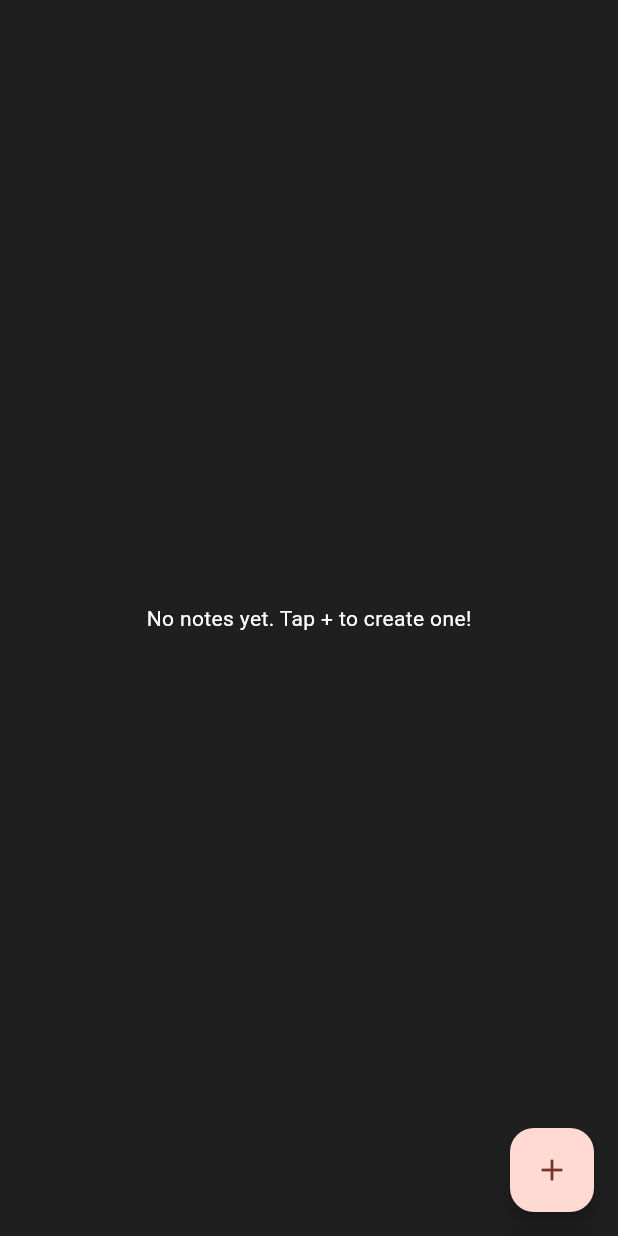
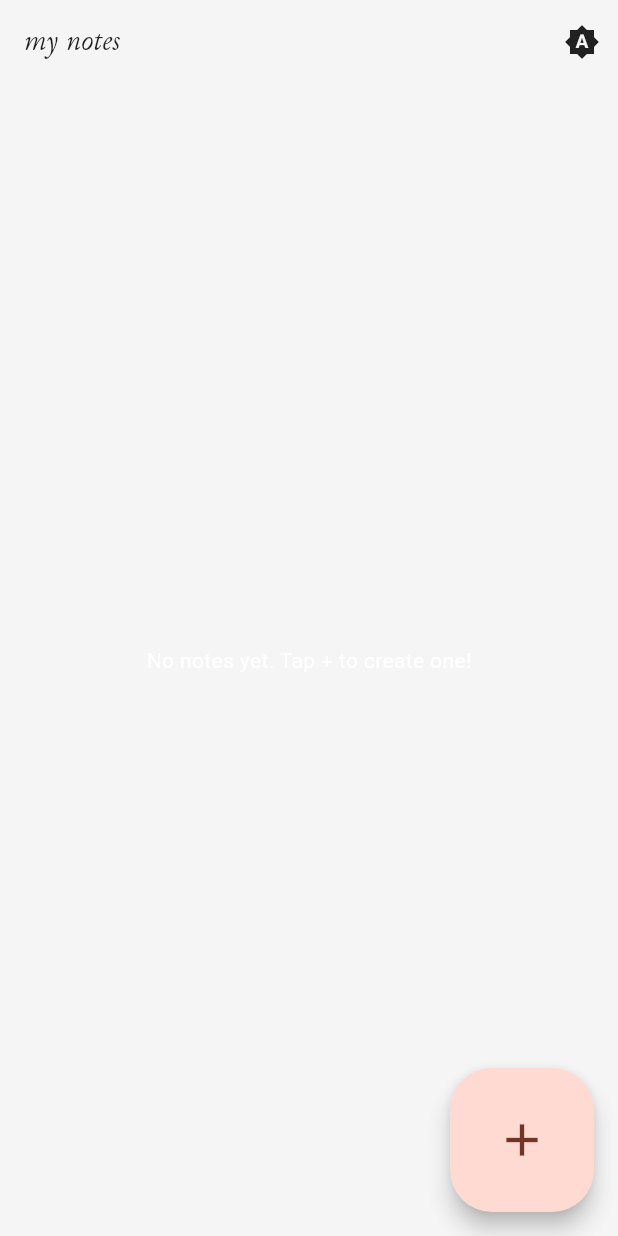
Before and after one commit to hashck404/my_notes, a Flutter app: the NotePage screen opened directly, on a phone screen of 412 x 824 dp. Run offline on Flutter 3.47's test engine with Material 3 defaults, Android fonts, the phone set to English and light mode, and no system bars; our stand-ins replace cloud_firestore, either_dart, firebase_auth, firebase_core, flutter_riverpod, fluttertoast and 7 more; missing offline and left inert: flutter_quill; accounts and stored records are empty.

Commit message:
feat: add theming, note selection, and sorting improvements
- Implement light and dark theme support
- Fix bug in watchNote function in local data source
- Add long-press to select notes with delete option
- Make all floating action buttons large
- Sort notes by local update time and pinned state
- Add empty document check to prevent creating empty notes

```diff
--- a/lib/app_theme/dark_theme.dart
+++ b/lib/app_theme/dark_theme.dart
@@ -5,7 +5,7 @@ class DarkTheme {
   static final darkTheme = ThemeData.dark().copyWith(
     colorScheme: ColorScheme.fromSeed(
       seedColor: Color.fromARGB(255, 247, 110, 83),
-      surface: Color.fromARGB(255, 23, 23, 23),
+      surface: Color.fromARGB(255, 50, 50, 50),
     ),
 
     primaryColor: Color.fromARGB(255, 247, 110, 83),
--- /dev/null
+++ b/lib/app_theme/light_theme.dart
@@ -0,0 +1,47 @@
+import 'package:flutter/material.dart';
+import 'package:my_notes/app_theme/app_pallete.dart';
+
+class LightTheme {
+  static final lightTheme = ThemeData.light().copyWith(
+    colorScheme: ColorScheme.fromSeed(
+      seedColor: const Color.fromARGB(255, 247, 110, 83),
+      surface: const Color(0xFFF7F7F7),
+      brightness: Brightness.light,
+    ),
+
+    primaryColor: const Color.fromARGB(255, 247, 110, 83),
+
+    iconTheme: const IconThemeData(color: Colors.black87),
+
+    scaffoldBackgroundColor: const Color(0xFFF5F5F5),
+
+    textTheme: ThemeData.light().textTheme.apply(
+      bodyColor: Colors.black87,
+      displayColor: Colors.black87,
+    ),
+
+    dialogTheme: const DialogThemeData(
+      backgroundColor: Colors.white,
+      surfaceTintColor: Colors.transparent,
+      titleTextStyle: TextStyle(
+        color: Colors.black87,
+        fontSize: 20,
+        fontWeight: FontWeight.w600,
+      ),
+      contentTextStyle: TextStyle(color: Colors.black54, fontSize: 16),
+      iconColor: Colors.black87,
+      barrierColor: Colors.black26,
+    ),
+
+    appBarTheme: const AppBarTheme(
+      backgroundColor: Colors.white,
+      foregroundColor: Colors.black54,
+      titleTextStyle: TextStyle(
+        color: Colors.black87,
+        fontSize: 20,
+        fontWeight: FontWeight.w500,
+      ),
+      iconTheme: IconThemeData(color: Colors.black87),
+    ),
+  );
+}
--- a/lib/features/note/data/data_source/note_local_data_source.dart
+++ b/lib/features/note/data/data_source/note_local_data_source.dart
@@ -9,7 +9,7 @@ class NoteLocalDataSource {
   Stream<List<NoteModel>> watchNotes() async* {
     yield getAllVisibleNotes();
     await for (final _ in _noteBox.watch()) {
-      yield getAllUnsyncedNotes();
+      yield getAllVisibleNotes();
     }
   }
 
--- a/lib/features/note/view/pages/note_editing_page.dart
+++ b/lib/features/note/view/pages/note_editing_page.dart
@@ -158,7 +158,7 @@ class _NoteEditingPageState extends ConsumerState<NoteEditingPage> {
               ],
             ),
           ),
-          floatingActionButton: FloatingActionButton(
+          floatingActionButton: FloatingActionButton.large(
             child: Icon(Icons.done),
             onPressed: () => _saveNote(pendingDelete: false),
           ),
--- a/lib/features/note/view/pages/note_page.dart
+++ b/lib/features/note/view/pages/note_page.dart
@@ -3,7 +3,7 @@ import 'dart:convert';
 import 'package:flutter/material.dart';
 import 'package:flutter_quill/flutter_quill.dart';
 import 'package:flutter_riverpod/flutter_riverpod.dart';
-import 'package:my_notes/features/note/demo/demo_note.dart';
+import 'package:my_notes/app_theme/theme_provider.dart';
 import 'package:my_notes/features/note/provider/note_provider.dart';
 import 'package:my_notes/features/note/view/pages/note_editing_page.dart';
 import 'package:my_notes/features/note/view/widgets/note_tile.dart';
@@ -18,6 +18,36 @@ class NotePage extends ConsumerStatefulWidget {
 }
 
 class _NotePageState extends ConsumerState<NotePage> {
+  bool _isSelecting = false;
+  final Set<String> _selectedNotes = {};
+
+  void _onToggleSelection(String id) {
+    setState(() {
+      if (_selectedNotes.isNotEmpty && _selectedNotes.contains(id)) {
+        _selectedNotes.remove(id);
+      } else {
+        _selectedNotes.add(id);
+      }
+
+      if (_selectedNotes.isEmpty) {
+        _isSelecting = false;
+      } else {
+        _isSelecting = true;
+      }
+    });
+  }
+
+  void _deleteSelectedNotes(Set<String> selectedNotes) {
+    final controller = ref.read(noteControllerProvider.notifier);
+    for (String id in _selectedNotes) {
+      controller.deleteNote(id);
+    }
+    setState(() {
+      _isSelecting = false;
+      _selectedNotes.clear();
+    });
+  }
+
   @override
   void initState() {
     ref.read(noteControllerProvider.notifier).startNoteSyncingService();
@@ -38,7 +68,36 @@ class _NotePageState extends ConsumerState<NotePage> {
   @override
   Widget build(BuildContext context) {
     final notesAsync = ref.watch(noteListProvider);
+    final themeMode = ref.watch(themeModeProvider);
     return Scaffold(
+      appBar: AppBar(
+        backgroundColor: Colors.transparent,
+        title: Text(
+          'my notes',
+          style: TextStyle(fontFamily: 'junicode', fontStyle: FontStyle.italic),
+        ),
+        actions: [
+          if (_isSelecting)
+            IconButton(
+              onPressed: () {
+                _deleteSelectedNotes(_selectedNotes);
+              },
+              icon: Icon(Icons.delete),
+            ),
+
+          IconButton(
+            onPressed: () {
+              ref.read(themeModeProvider.notifier).toggleTheme();
+            },
+            icon: Icon(switch (themeMode) {
+              ThemeMode.dark => Icons.mode_night,
+              ThemeMode.light => Icons.wb_sunny,
+              ThemeMode.system =>
+                Icons.brightness_auto, // or Icons.phone_android
+            }),
+          ),
+        ],
+      ),
       body: notesAsync.when(
         data: (notes) {
           if (notes.isEmpty) {
@@ -57,6 +116,7 @@ class _NotePageState extends ConsumerState<NotePage> {
               mainAxisSpacing: 10,
               itemCount: notes.length,
               itemBuilder: (ctx, index) => NoteTile(
+                key: ValueKey(notes[index].id),
                 isPinned: notes[index].isPinned,
                 content: _parseDocument(notes[index].content),
                 dateTime: DateTime.now(),
@@ -70,8 +130,12 @@ class _NotePageState extends ConsumerState<NotePage> {
                       ),
                     ),
                   );
+
                   ref.invalidate(noteListProvider, asReload: true);
                 },
+                isSelected: _selectedNotes.contains(notes[index].id),
+                isSelecting: _isSelecting,
+                onSelectionToggle: () => _onToggleSelection(notes[index].id),
               ),
             ),
           );
@@ -81,7 +145,7 @@ class _NotePageState extends ConsumerState<NotePage> {
           child: Text('Error: $err', style: TextStyle(color: Colors.white)),
         ),
       ),
-      floatingActionButton: FloatingActionButton(
+      floatingActionButton: FloatingActionButton.large(
         child: Icon(Icons.add),
         onPressed: () async {
           await Navigator.of(
```
Also changed, not shown: lib/app_theme/theme_provider.dart (added, +45 -0 lines), lib/features/authentication/view/screens/sign_in_page.dart (+1 -12 lines), lib/features/authentication/view/screens/sign_up_page.dart (+1 -6 lines), lib/features/note/data/repository/note_repository_impl.dart (+15 -3 lines), lib/features/note/view/pages/note_creating_page.dart (+9 -6 lines), lib/features/note/view/widgets/note_tile.dart (+52 -29 lines), lib/main.dart (+10 -5 lines).
